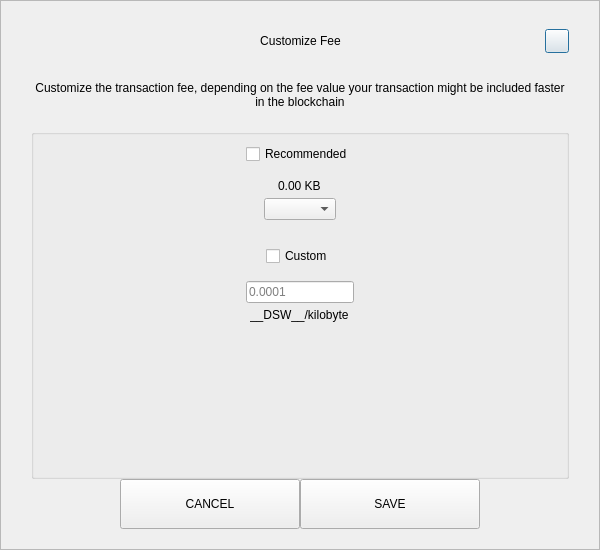
The window that src/qt/pivx/forms/sendcustomfeedialog.ui (decenomy/DSW) describes before a commit, drawn with Qt 5.
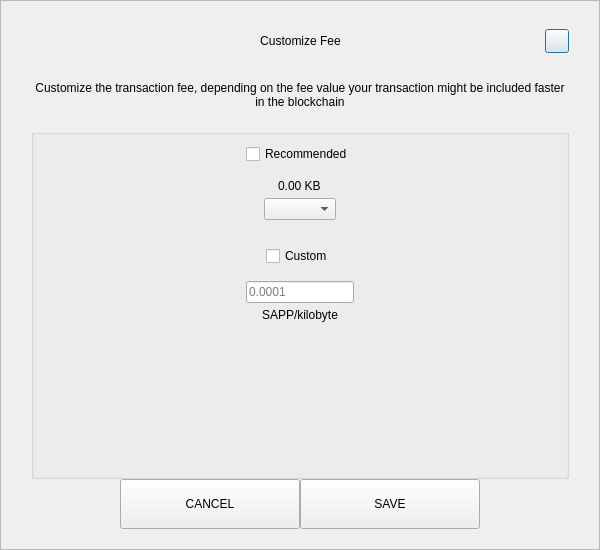
The same window after the commit.

Commit message: Changed the coin ticker __DSW__ -> SAPP

```diff
--- a/src/qt/pivx/forms/sendcustomfeedialog.ui
+++ b/src/qt/pivx/forms/sendcustomfeedialog.ui
@@ -287,7 +287,7 @@
            <item alignment="Qt::AlignHCenter">
             <widget class="QLabel" name="labelCustomFee">
              <property name="text">
-              <string>__DSW__/kilobyte</string>
+              <string>SAPP/kilobyte</string>
              </property>
             </widget>
            </item>
```
The commit also changes 116 other files.
